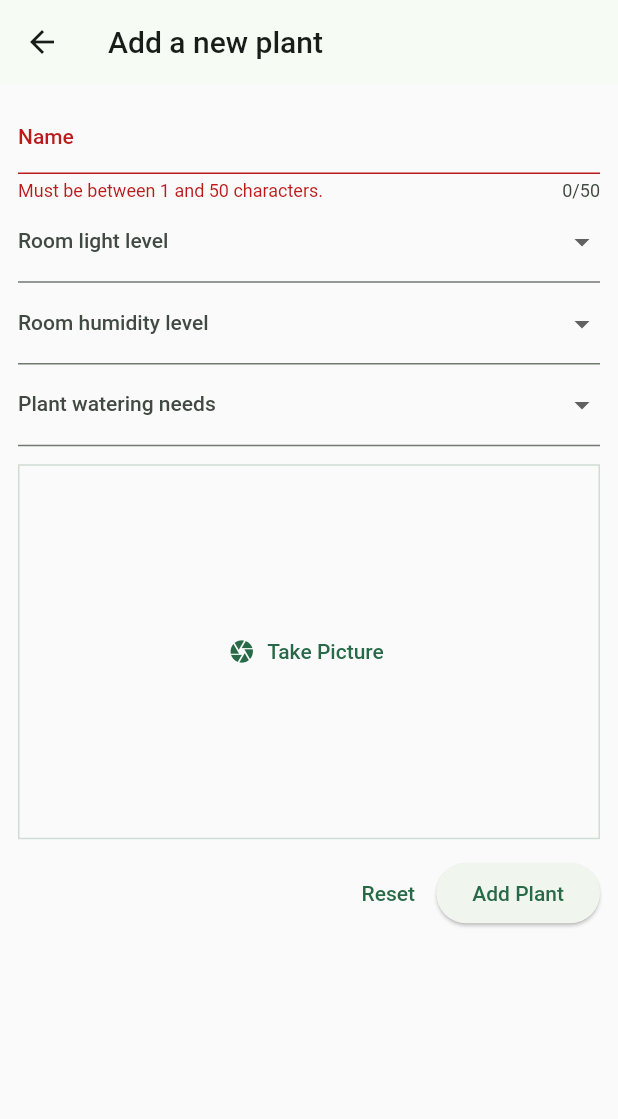
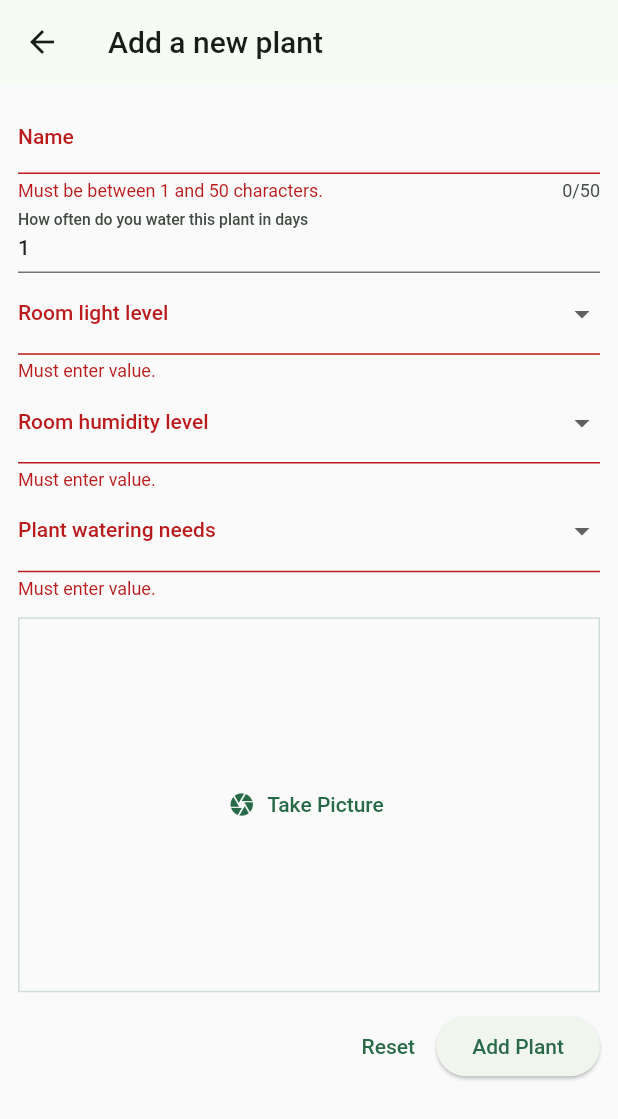
Before and after one commit to lovrodijanovic/plantae, a Flutter app: the NewPlant screen opened directly, after a tap on "Add Plant", on a phone screen of 412 x 824 dp. Shown: the top 1119 px of the screen. Run offline on Flutter 3.47's test engine with Material 2 defaults, Android fonts, the phone set to English and light mode, and no system bars; our stand-ins replace cloud_firestore, firebase_auth, firebase_core, firebase_storage, image_picker; accounts and stored records are empty; network calls fail.

Commit message:
Finished timer display

```diff
--- a/lib/models/plant.dart
+++ b/lib/models/plant.dart
@@ -1,13 +1,15 @@
-import 'dart:io';
+import 'dart:async';
 
 class Plant {
-  const Plant(
+  Plant(
       {required this.id,
       required this.name,
       required this.roomLightLevel,
       required this.humidityLevel,
       required this.plantWateringNeeds,
-      required this.image});
+      required this.image,
+      required this.wateringInterval,
+      required this.countdown});
 
   final String id;
   final String name;
@@ -15,4 +17,7 @@ class Plant {
   final String humidityLevel;
   final String plantWateringNeeds;
   final String image;
+  int wateringInterval; //in seconds
+  int countdown;
+  Timer? timer;
 }
--- a/lib/screens/home.dart
+++ b/lib/screens/home.dart
@@ -4,8 +4,10 @@ import 'package:firebase_auth/firebase_auth.dart';
 import 'package:flutter/material.dart';
 import 'package:plantae/models/plant.dart';
 import 'package:plantae/screens/plant_detail.dart';
-import 'package:plantae/widgets/new_plant.dart';
+import 'package:plantae/screens/new_plant.dart';
 import 'package:http/http.dart' as http;
+import 'package:plantae/widgets/timer-provider.dart';
+import 'package:provider/provider.dart';
 
 class HomeScreen extends StatefulWidget {
   const HomeScreen({super.key});
@@ -56,7 +58,9 @@ class _HomeScreenState extends State<HomeScreen> {
           roomLightLevel: plant.value['roomLightLevel'],
           humidityLevel: plant.value['humidityLevel'],
           plantWateringNeeds: plant.value['plantWateringNeeds'],
-          image: plant.value['image']));
+          image: plant.value['image'],
+          wateringInterval: plant.value['wateringInterval'],
+          countdown: plant.value['countdown']));
     }
 
     setState(() {
@@ -121,14 +125,23 @@ class _HomeScreenState extends State<HomeScreen> {
               Navigator.of(context).push(MaterialPageRoute(
                   builder: (ctx) => PlantDetailScreen(plant: _plants[index])));
             },
+            visualDensity: const VisualDensity(vertical: 4),
             title: Text(_plants[index].name),
             leading: CircleAvatar(
                 radius: 26,
                 backgroundImage: NetworkImage(
                   _plants[index].image,
                 )),
-            trailing: Text(
-                "Room light level: ${_plants[index].roomLightLevel}\nHumidity level: ${_plants[index].humidityLevel}\nPlant watering needs: ${_plants[index].plantWateringNeeds}"),
+            trailing: Consumer<TimerProvider>(
+                builder: (context, timerProvider, child) {
+              if (_plants[index].countdown <= 0) {
+                return const Text("This plant needs watering!");
+              } else {
+                return Text(
+                  'Next watering in: \n ${formatCountdownTime(_plants[index].countdown)}',
+                );
+              }
+            }),
           ),
         ),
       );
--- /dev/null
+++ b/lib/screens/new_plant.dart
@@ -0,0 +1,268 @@
+import 'dart:convert';
+import 'dart:io';
+
+import 'package:firebase_storage/firebase_storage.dart';
+import 'package:flutter/material.dart';
+import 'package:plantae/models/plant.dart';
+import 'package:http/http.dart' as http;
+import 'package:plantae/widgets/image_input.dart';
+import 'package:plantae/widgets/timer-provider.dart';
+
+int secondsInADay = 86400;
+
+class NewPlant extends StatefulWidget {
+  const NewPlant({super.key});
+
+  @override
+  State<StatefulWidget> createState() {
+    return _NewPlantState();
+  }
+}
+
+class _NewPlantState extends State<NewPlant> {
+  var intensities = ['Low', 'Medium', 'High'];
+  final _formKey = GlobalKey<FormState>();
+  var _enteredName = '';
+  var _roomLightLevel;
+  var _humidityLevel;
+  var _plantWateringNeeds;
+  var _wateringInterval = 1;
+  var _countdown = 1;
+  var _isSending = false;
+  File? _selectedImage;
+  String imageUrl = '';
+
+  void _savePlant() async {
+    if (_formKey.currentState!.validate()) {
+      setState(() {
+        _isSending = true;
+      });
+
+      if (_selectedImage == null) {
+        return;
+      }
+
+      String uniqueFileName = DateTime.now().microsecondsSinceEpoch.toString();
+
+      Reference referenceRoot = FirebaseStorage.instance.ref();
+      Reference referenceDirImages = referenceRoot.child('plant-images');
+      Reference referenceImageToUpload =
+          referenceDirImages.child(uniqueFileName);
+
+      try {
+        await referenceImageToUpload.putFile(File(_selectedImage!.path));
+        imageUrl = await referenceImageToUpload.getDownloadURL();
+      } catch (error) {}
+
+      if (imageUrl.isEmpty) {
+        ScaffoldMessenger.of(context).showSnackBar(
+            const SnackBar(content: Text('Please upload an image')));
+      }
+
+      _formKey.currentState!.save();
+
+      final url = Uri.https(
+          'plantae-4f74f-default-rtdb.europe-west1.firebasedatabase.app',
+          'plants.json');
+
+      final response = await http.post(url,
+          headers: {'Content-Type': 'application/json'},
+          body: json.encode({
+            'name': _enteredName,
+            'roomLightLevel': _roomLightLevel,
+            'humidityLevel': _humidityLevel,
+            'plantWateringNeeds': _plantWateringNeeds,
+            'image': imageUrl,
+            'wateringInterval': _wateringInterval,
+            'countdown': _countdown
+          }));
+
+      final Map<String, dynamic> resData = json.decode(response.body);
+
+      if (!context.mounted) {
+        return;
+      }
+
+      Navigator.of(context).pop(Plant(
+          id: resData['name'],
+          name: _enteredName,
+          roomLightLevel: _roomLightLevel,
+          humidityLevel: _humidityLevel,
+          plantWateringNeeds: _plantWateringNeeds,
+          image: imageUrl,
+          wateringInterval: _wateringInterval,
+          countdown: _countdown));
+    }
+  }
+
+  @override
+  Widget build(BuildContext context) {
+    return Scaffold(
+      resizeToAvoidBottomInset: false,
+      appBar: AppBar(title: const Text('Add a new plant')),
+      body: SingleChildScrollView(
+        child: Padding(
+          padding: const EdgeInsets.all(12),
+          child: Form(
+            key: _formKey,
+            child: Column(children: [
+              TextFormField(
+                maxLength: 50,
+                decoration: const InputDecoration(label: Text('Name')),
+                validator: (value) {
+                  if (value == null ||
+                      value.isEmpty ||
+                      value.trim().length == 1 ||
+                      value.trim().length > 50) {
+                    return 'Must be between 1 and 50 characters.';
+                  }
+                  return null;
+                },
+                onSaved: (value) {
+                  _enteredName = value!;
+                },
+              ),
+              TextFormField(
+                decoration: const InputDecoration(
+                    label: Text('How often do you water this plant in days')),
+                initialValue: _wateringInterval.toString(),
+                validator: (value) {
+                  if (value == null || value.isEmpty) {
+                    return 'Must be a valid, positive number.';
+                  }
+                  return null;
+                },
+                onSaved: (value) {
+                  _wateringInterval = int.parse(value!) * secondsInADay;
+                  _countdown = _wateringInterval;
+                },
+              ),
+              DropdownButtonFormField(
+                items: [
+                  for (final intensity in intensities)
+                    DropdownMenuItem(
+                        value: intensity,
+                        child: Row(children: [
+                          Container(
+                            width: 16,
+                            height: 16,
+                          ),
+                          const SizedBox(
+                            width: 6,
+                          ),
+                          Text(intensity)
+                        ]))
+                ],
+                onChanged: (value) {
+                  setState(() {
+                    _roomLightLevel = value!;
+                  });
+                },
+                validator: (value) {
+                  if (value == null || value.isEmpty) {
+                    return 'Must enter value.';
+                  }
+                  return null;
+                },
+                decoration:
+                    const InputDecoration(label: Text('Room light level')),
+              ),
+              DropdownButtonFormField(
+                items: [
+                  for (final intensity in intensities)
+                    DropdownMenuItem(
+                        value: intensity,
+                        child: Row(children: [
+                          Container(
+                            width: 16,
+                            height: 16,
+                          ),
+                          const SizedBox(
+                            width: 6,
+                          ),
+                          Text(intensity)
+                        ]))
+                ],
+                onChanged: (value) {
+                  setState(() {
+                    _humidityLevel = value!;
+                  });
+                },
+                validator: (value) {
+                  if (value == null || value.isEmpty) {
+                    return 'Must enter value.';
+                  }
+                  return null;
+                },
+                decoration:
+                    const InputDecoration(label: Text('Room humidity level')),
+              ),
+              DropdownButtonFormField(
+                items: [
+                  for (final intensity in intensities)
+                    DropdownMenuItem(
+                        value: intensity,
+                        child: Row(children: [
+                          Container(
+                            width: 16,
+                            height: 16,
+                          ),
+                          const SizedBox(
+                            width: 6,
+                          ),
+                          Text(intensity)
+                        ]))
+                ],
+                onChanged: (value) {
+                  setState(() {
+                    _plantWateringNeeds = value!;
+                  });
+                },
+                validator: (value) {
+                  if (value == null || value.isEmpty) {
+                    return 'Must enter value.';
+                  }
+                  return null;
+                },
+                decoration:
+                    const InputDecoration(label: Text('Plant watering needs')),
+              ),
+              const SizedBox(
+                height: 12,
+              ),
+              ImageInput(
+                onPickImage: (image) {
+                  _selectedImage = image;
+                },
+              ),
+              const SizedBox(
+                height: 12,
+              ),
+              Row(
+                mainAxisAlignment: MainAxisAlignment.end,
+                children: [
+                  TextButton(
+                      onPressed: _isSending
+                          ? null
+                          : () {
+                              _formKey.currentState!.reset();
+                            },
+                      child: const Text('Reset')),
+                  ElevatedButton(
+                      onPressed: _isSending ? null : _savePlant,
+                      child: _isSending
+                          ? const SizedBox(
+                              height: 16,
+                              width: 16,
+                              child: CircularProgressIndicator(),
+                            )
+                          : const Text('Add Plant'))
+                ],
+              )
+            ]),
+          ),
+        ),
+      ),
+    );
+  }
+}
--- a/lib/widgets/new_plant.dart
+++ /dev/null
@@ -1,225 +0,0 @@
-import 'dart:convert';
-import 'dart:io';
-
-import 'package:cloud_firestore/cloud_firestore.dart';
-import 'package:firebase_storage/firebase_storage.dart';
-import 'package:flutter/material.dart';
-import 'package:plantae/models/plant.dart';
-import 'package:http/http.dart' as http;
-import 'package:plantae/widgets/image_input.dart';
-
-class NewPlant extends StatefulWidget {
-  const NewPlant({super.key});
-
-  @override
-  State<StatefulWidget> createState() {
-    return _NewPlantState();
-  }
-}
-
-class _NewPlantState extends State<NewPlant> {
-  var intensities = ['Low', 'Medium', 'High'];
-  final _formKey = GlobalKey<FormState>();
-  var _enteredName = '';
-  var _roomLightLevel;
-  var _humidityLevel;
-  var _plantWateringNeeds;
-  var _isSending = false;
-  File? _selectedImage;
-  String imageUrl = '';
-
-  void _savePlant() async {
-    if (_formKey.currentState!.validate()) {
-      setState(() {
-        _isSending = true;
-      });
-
-      if (_selectedImage == null) {
-        return;
-      }
-
-      String uniqueFileName = DateTime.now().microsecondsSinceEpoch.toString();
-
-      Reference referenceRoot = FirebaseStorage.instance.ref();
-      Reference referenceDirImages = referenceRoot.child('plant-images');
-      Reference referenceImageToUpload =
-          referenceDirImages.child(uniqueFileName);
-
-      try {
-        await referenceImageToUpload.putFile(File(_selectedImage!.path));
-        imageUrl = await referenceImageToUpload.getDownloadURL();
-      } catch (error) {}
-
-      if (imageUrl.isEmpty) {
-        ScaffoldMessenger.of(context).showSnackBar(
-            const SnackBar(content: Text('Please upload an image')));
-      }
-
-      _formKey.currentState!.save();
-
-      final url = Uri.https(
-          'plantae-4f74f-default-rtdb.europe-west1.firebasedatabase.app',
-          'plants.json');
-
-      final response = await http.post(url,
-          headers: {'Content-Type': 'application/json'},
-          body: json.encode({
-            'name': _enteredName,
-            'roomLightLevel': _roomLightLevel,
-            'humidityLevel': _humidityLevel,
-            'plantWateringNeeds': _plantWateringNeeds,
-            'image': imageUrl
-          }));
-
-      final Map<String, dynamic> resData = json.decode(response.body);
-
-      if (!context.mounted) {
-        return;
-      }
-
-      Navigator.of(context).pop(Plant(
-          id: resData['name'],
-          name: _enteredName,
-          roomLightLevel: _roomLightLevel,
-          humidityLevel: _humidityLevel,
-          plantWateringNeeds: _plantWateringNeeds,
-          image: imageUrl));
-    }
-  }
-
-  @override
-  Widget build(BuildContext context) {
-    return Scaffold(
-      resizeToAvoidBottomInset: false,
-      appBar: AppBar(title: const Text('Add a new plant')),
-      body: Padding(
-        padding: const EdgeInsets.all(12),
-        child: Form(
-          key: _formKey,
-          child: Column(children: [
-            TextFormField(
-              maxLength: 50,
-              decoration: const InputDecoration(label: Text('Name')),
-              validator: (value) {
-                if (value == null ||
-                    value.isEmpty ||
-                    value.trim().length == 1 ||
-                    value.trim().length > 50) {
-                  return 'Must be between 1 and 50 characters.';
-                }
-                return null;
-              },
-              onSaved: (value) {
-                _enteredName = value!;
-              },
-            ),
-            DropdownButtonFormField(
-              items: [
-                for (final intensity in intensities)
-                  DropdownMenuItem(
-                      value: intensity,
-                      child: Row(children: [
-                        Container(
-                          width: 16,
-                          height: 16,
-                        ),
-                        const SizedBox(
-                          width: 6,
-                        ),
-                        Text(intensity)
-                      ]))
-              ],
-              onChanged: (value) {
-                setState(() {
-                  _roomLightLevel = value!;
-                });
-              },
-              decoration:
-                  const InputDecoration(label: Text('Room light level')),
-            ),
-            DropdownButtonFormField(
-              items: [
-                for (final intensity in intensities)
-                  DropdownMenuItem(
-                      value: intensity,
-                      child: Row(children: [
-                        Container(
-                          width: 16,
-                          height: 16,
-                        ),
-                        const SizedBox(
-                          width: 6,
-                        ),
-                        Text(intensity)
-                      ]))
-              ],
-              onChanged: (value) {
-                setState(() {
-                  _humidityLevel = value!;
-                });
-              },
-              decoration:
-                  const InputDecoration(label: Text('Room humidity level')),
-            ),
-            DropdownButtonFormField(
-              items: [
-                for (final intensity in intensities)
-                  DropdownMenuItem(
-                      value: intensity,
-                      child: Row(children: [
-                        Container(
-                          width: 16,
-                          height: 16,
-                        ),
-                        const SizedBox(
-                          width: 6,
-                        ),
-                        Text(intensity)
-                      ]))
-              ],
-              onChanged: (value) {
-                setState(() {
-                  _plantWateringNeeds = value!;
-                });
-              },
-              decoration:
-                  const InputDecoration(label: Text('Plant watering needs')),
-            ),
-            const SizedBox(
-              height: 12,
-            ),
-            ImageInput(
-              onPickImage: (image) {
-                _selectedImage = image;
-              },
-            ),
-            const SizedBox(
-              height: 12,
-            ),
-            Row(
-              mainAxisAlignment: MainAxisAlignment.end,
-              children: [
-                TextButton(
-                    onPressed: _isSending
-                        ? null
-                        : () {
-                            _formKey.currentState!.reset();
-                          },
-                    child: const Text('Reset')),
-                ElevatedButton(
-                    onPressed: _isSending ? null : _savePlant,
-                    child: _isSending
-                        ? const SizedBox(
-                            height: 16,
-                            width: 16,
-                            child: CircularProgressIndicator(),
-                          )
-                        : const Text('Add Plant'))
-              ],
-            )
-          ]),
-        ),
-      ),
-    );
-  }
-}
--- /dev/null
+++ b/lib/widgets/timer-provider.dart
@@ -0,0 +1,30 @@
+import 'dart:async';
+import 'package:flutter/foundation.dart';
+import 'package:plantae/models/plant.dart';
+
+class TimerProvider with ChangeNotifier {
+  void startPlantTimer(Plant plant) {
+    plant.timer?.cancel();
+    plant.timer = Timer.periodic(Duration(seconds: 1), (timer) {
+      if (plant.countdown > 0) {
+        plant.countdown--;
+        notifyListeners();
+      } else {
+        // The timer has reached zero, you can perform watering action or any other desired action here.
+        timer.cancel();
+        notifyListeners();
+      }
+    });
+  }
+
+  void stopPlantTimer(Plant plant) {
+    plant.timer?.cancel();
+    notifyListeners();
+  }
+
+  void restartPlantTimer(Plant plant) {
+    stopPlantTimer(plant);
+    plant.countdown = plant.wateringInterval;
+    startPlantTimer(plant);
+  }
+}
--- a/pubspec.yaml
+++ b/pubspec.yaml
@@ -40,6 +40,7 @@ dependencies:
   image_picker: ^1.0.2
   cloud_firestore: ^4.9.0
   http: ^1.1.0
+  provider: ^6.0.5
 
 dev_dependencies:
   flutter_test:
```
Also changed, not shown: lib/main.dart (+7 -2 lines), lib/screens/plant_detail.dart (+56 -2 lines).
